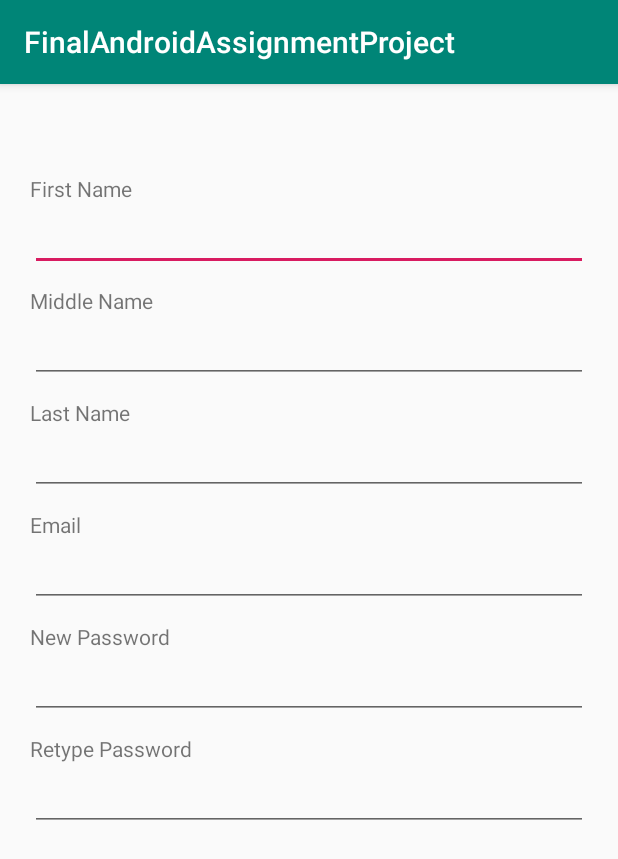
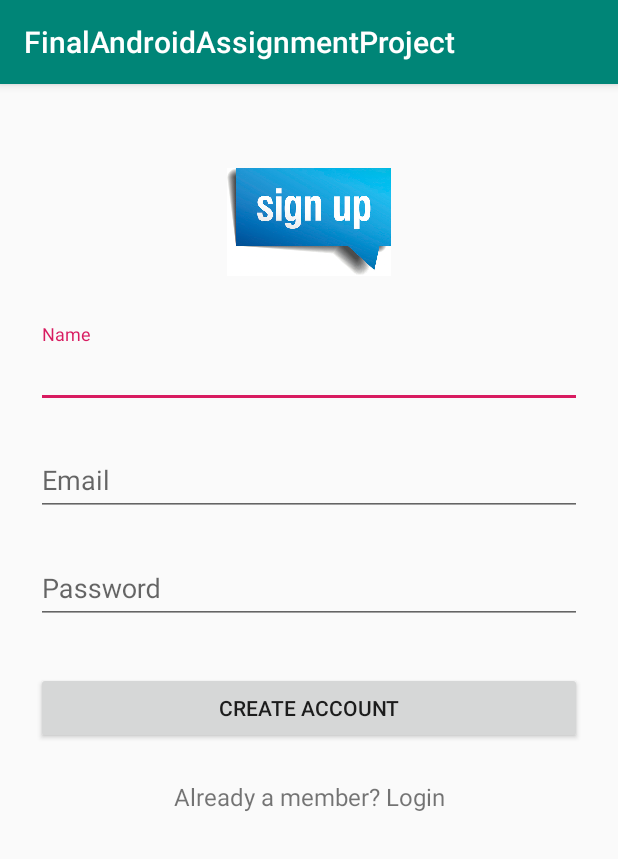
Before and after one commit to RaiRaiRobin/stw300cem-final-project-RaiRaiRobin, an Android app: the RegisterActivity screen opened directly, with no data from a screen before it, on a phone screen of 412 x 824 dp. Shown: the top 859 px of the screen. Run offline under Robolectric (Android 15) with nearby library versions, the phone set to English and light mode, and no system bars.

Commit message:
Register layout customized

```diff
--- a/app/src/main/res/layout/activity_register.xml
+++ b/app/src/main/res/layout/activity_register.xml
@@ -1,75 +1,79 @@
 <?xml version="1.0" encoding="utf-8"?>
-<LinearLayout xmlns:android="http://schemas.android.com/apk/res/android"
+<ScrollView xmlns:android="http://schemas.android.com/apk/res/android"
     xmlns:app="http://schemas.android.com/apk/res-auto"
     xmlns:tools="http://schemas.android.com/tools"
     android:layout_width="match_parent"
     android:layout_height="match_parent"
     android:orientation="vertical"
-    android:layout_marginLeft="20dp"
-    android:layout_marginRight="20dp"
     tools:context=".RegisterActivity">
 
-    <TextView
-        android:layout_marginTop="60dp"
+    <LinearLayout
         android:layout_width="match_parent"
         android:layout_height="wrap_content"
-        android:text="First Name"/>
+        android:orientation="vertical"
+        android:paddingTop="56dp"
+        android:paddingLeft="24dp"
+        android:paddingRight="24dp">
 
-    <EditText
-        android:layout_width="match_parent"
-        android:layout_height="wrap_content" />
+        <ImageView android:src="@drawable/signup"
+            android:layout_width="wrap_content"
+            android:layout_height="72dp"
+            android:layout_marginBottom="24dp"
+            android:layout_gravity="center_horizontal" />
 
-    <TextView
-        android:layout_marginTop="10dp"
+        <android.support.design.widget.TextInputLayout
             android:layout_width="match_parent"
             android:layout_height="wrap_content"
-        android:text="Middle Name"/>
-
-    <EditText
-        android:layout_width="match_parent"
-        android:layout_height="wrap_content" />
-
-    <TextView
-        android:layout_marginTop="10dp"
+            android:layout_marginTop="8dp"
+            android:layout_marginBottom="8dp">
+            <EditText android:id="@+id/input_name"
                 android:layout_width="match_parent"
                 android:layout_height="wrap_content"
-        android:text="Last Name"/>
+                android:inputType="textCapWords"
+                android:hint="Name" />
+        </android.support.design.widget.TextInputLayout>
 
-    <EditText
-        android:layout_width="match_parent"
-        android:layout_height="wrap_content" />
-
-    <TextView
-        android:layout_marginTop="10dp"
+        <android.support.design.widget.TextInputLayout
             android:layout_width="match_parent"
             android:layout_height="wrap_content"
-        android:text="Email"/>
-
-    <EditText
+            android:layout_marginTop="8dp"
+            android:layout_marginBottom="8dp">
+            <EditText android:id="@+id/input_email"
                 android:layout_width="match_parent"
                 android:layout_height="wrap_content"
-        android:inputType="textEmailAddress"/>
+                android:inputType="textEmailAddress"
+                android:hint="Email" />
+        </android.support.design.widget.TextInputLayout>
 
-    <TextView
-        android:layout_marginTop="10dp"
+        <android.support.design.widget.TextInputLayout
             android:layout_width="match_parent"
             android:layout_height="wrap_content"
-        android:text="New Password"/>
-
-    <EditText
+            android:layout_marginTop="8dp"
+            android:layout_marginBottom="8dp">
+            <EditText android:id="@+id/input_password"
                 android:layout_width="match_parent"
                 android:layout_height="wrap_content"
-        android:inputType="textPassword"/>
+                android:inputType="textPassword"
+                android:hint="Password"/>
+        </android.support.design.widget.TextInputLayout>
 
-    <TextView
-        android:layout_marginTop="10dp"
-        android:layout_width="match_parent"
+        <android.support.v7.widget.AppCompatButton
+            android:id="@+id/btn_signup"
+            android:layout_width="fill_parent"
             android:layout_height="wrap_content"
-        android:text="Retype Password"/>
+            android:layout_marginTop="24dp"
+            android:layout_marginBottom="24dp"
+            android:padding="12dp"
+            android:text="Create Account"/>
 
-    <EditText
-        android:layout_width="match_parent"
+        <TextView android:id="@+id/link_login"
+            android:layout_width="fill_parent"
             android:layout_height="wrap_content"
-        android:inputType="textPassword"/>
+            android:layout_marginBottom="24dp"
+            android:text="Already a member? Login"
+            android:gravity="center"
+            android:textSize="16dip"/>
 
     </LinearLayout>
+
+</ScrollView>
```
Also changed, not shown: app/src/main/res/drawable/signup.jpg (added). Lines whose indentation alone changed are shown as unchanged.
